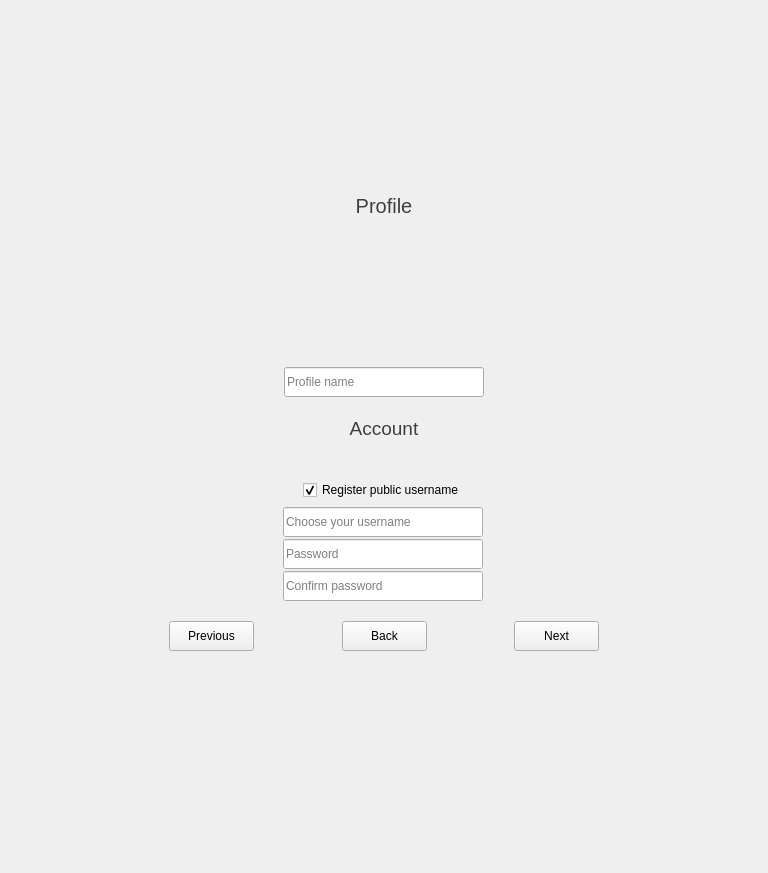
First picture: the form in newwizardwidget.ui, repository savoirfairelinux/jami-client-windows, before the edit.
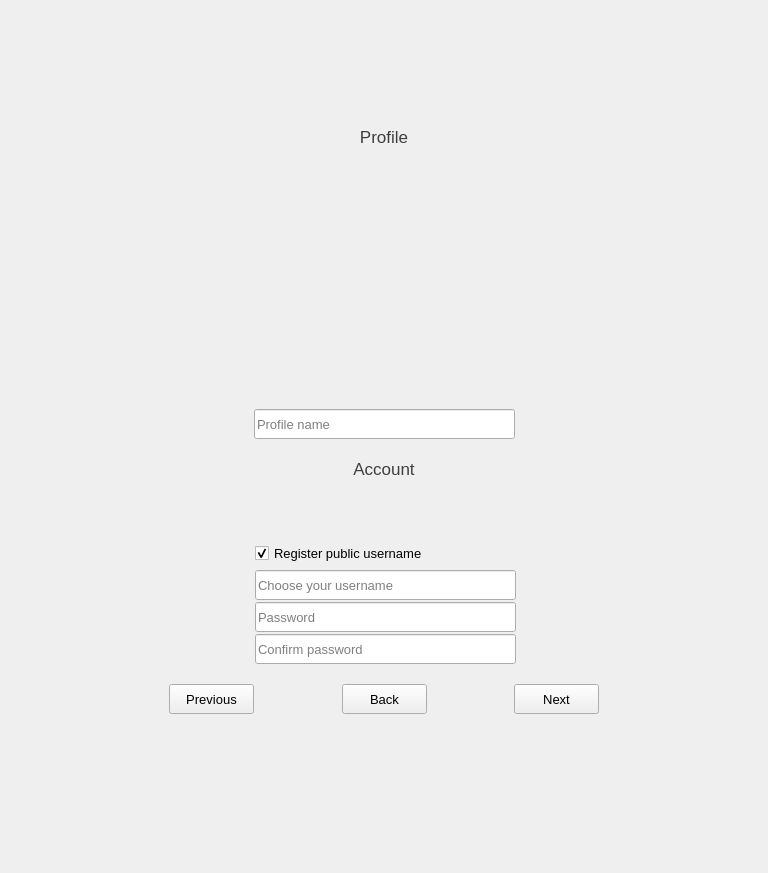
Second picture: the form after the edit. The open tabs and pages were chosen to show the change. Icons and pictures are not drawn. Custom widgets are drawn as their Qt base class.

What changed in the file:
```diff
--- a/newwizardwidget.ui
+++ b/newwizardwidget.ui
@@ -66,13 +66,13 @@
           <property name="minimumSize">
            <size>
             <width>512</width>
-            <height>512</height>
+            <height>638</height>
            </size>
           </property>
           <property name="maximumSize">
            <size>
             <width>512</width>
-            <height>512</height>
+            <height>638</height>
            </size>
           </property>
           <layout class="QVBoxLayout" name="verticalLayout_10">
@@ -769,7 +769,7 @@
                       </property>
                       <property name="font">
                        <font>
-                        <pointsize>15</pointsize>
+                        <pointsize>13</pointsize>
                        </font>
                       </property>
                       <property name="styleSheet">
@@ -837,8 +837,8 @@
                               </property>
                               <property name="minimumSize">
                                <size>
-                                <width>140</width>
-                                <height>140</height>
+                                <width>261</width>
+                                <height>261</height>
                                </size>
                               </property>
                               <property name="styleSheet">
@@ -859,7 +859,7 @@
                             <property name="sizeHint" stdset="0">
                              <size>
                               <width>20</width>
-                              <height>3</height>
+                              <height>6</height>
                              </size>
                             </property>
                            </spacer>
@@ -911,7 +911,7 @@
                               <widget class="QLineEdit" name="fullNameEdit">
                                <property name="minimumSize">
                                 <size>
-                                 <width>200</width>
+                                 <width>261</width>
                                  <height>30</height>
                                 </size>
                                </property>
@@ -923,7 +923,7 @@
                                </property>
                                <property name="font">
                                 <font>
-                                 <pointsize>9</pointsize>
+                                 <pointsize>10</pointsize>
                                 </font>
                                </property>
                                <property name="toolTip">
@@ -997,7 +997,7 @@
                      <widget class="QLabel" name="accountSectionLabel">
                       <property name="font">
                        <font>
-                        <pointsize>14</pointsize>
+                        <pointsize>13</pointsize>
                        </font>
                       </property>
                       <property name="styleSheet">
@@ -1025,7 +1025,7 @@
                          <property name="topMargin">
                           <number>0</number>
                          </property>
-                         <item row="0" column="0">
+                         <item row="1" column="0">
                           <widget class="QWidget" name="verticalWidget1" native="true">
                            <property name="sizePolicy">
                             <sizepolicy hsizetype="Fixed" vsizetype="MinimumExpanding">
@@ -1050,43 +1050,18 @@
                              <number>0</number>
                             </property>
                             <item>
-                             <widget class="QWidget" name="infoWidget" native="true">
-                              <property name="sizePolicy">
-                               <sizepolicy hsizetype="Preferred" vsizetype="MinimumExpanding">
-                                <horstretch>0</horstretch>
-                                <verstretch>0</verstretch>
-                               </sizepolicy>
-                              </property>
-                              <property name="minimumSize">
-                               <size>
-                                <width>0</width>
-                                <height>30</height>
-                               </size>
-                              </property>
-                              <property name="maximumSize">
-                               <size>
-                                <width>16777215</width>
-                                <height>16777215</height>
-                               </size>
-                              </property>
-                              <layout class="QHBoxLayout" name="horizontalLayout_8">
-                               <property name="spacing">
-                                <number>0</number>
-                               </property>
-                               <property name="leftMargin">
-                                <number>0</number>
-                               </property>
+                             <layout class="QGridLayout" name="gridLayout_9">
                                <property name="topMargin">
-                                <number>0</number>
+                               <number>10</number>
                                </property>
                                <property name="rightMargin">
                                 <number>0</number>
                                </property>
-                               <property name="bottomMargin">
+                              <property name="horizontalSpacing">
                                 <number>0</number>
                                </property>
-                               <item>
-                                <spacer name="horizontalSpacer_9">
+                              <item row="1" column="0">
+                               <spacer name="horizontalSpacer_6">
                                  <property name="orientation">
                                   <enum>Qt::Horizontal</enum>
                                  </property>
@@ -1098,26 +1073,8 @@
                                  </property>
                                 </spacer>
                                </item>
-                               <item>
-                                <widget class="QLabel" name="infoLabel">
-                                 <property name="font">
-                                  <font>
-                                   <pointsize>12</pointsize>
-                                  </font>
-                                 </property>
-                                 <property name="text">
-                                  <string/>
-                                 </property>
-                                 <property name="alignment">
-                                  <set>Qt::AlignCenter</set>
-                                 </property>
-                                 <property name="wordWrap">
-                                  <bool>true</bool>
-                                 </property>
-                                </widget>
-                               </item>
-                               <item>
-                                <spacer name="horizontalSpacer_10">
+                              <item row="3" column="0">
+                               <spacer name="horizontalSpacer_8">
                                  <property name="orientation">
                                   <enum>Qt::Horizontal</enum>
                                  </property>
@@ -1129,47 +1086,8 @@
                                  </property>
                                 </spacer>
                                </item>
-                              </layout>
-                             </widget>
-                            </item>
-                            <item>
-                             <widget class="QWidget" name="signUpWidget" native="true">
-                              <property name="sizePolicy">
-                               <sizepolicy hsizetype="Preferred" vsizetype="MinimumExpanding">
-                                <horstretch>0</horstretch>
-                                <verstretch>0</verstretch>
-                               </sizepolicy>
-                              </property>
-                              <property name="minimumSize">
-                               <size>
-                                <width>0</width>
-                                <height>30</height>
-                               </size>
-                              </property>
-                              <property name="maximumSize">
-                               <size>
-                                <width>16777215</width>
-                                <height>16777215</height>
-                               </size>
-                              </property>
-                              <layout class="QHBoxLayout" name="horizontalLayout_7">
-                               <property name="spacing">
-                                <number>0</number>
-                               </property>
-                               <property name="leftMargin">
-                                <number>0</number>
-                               </property>
-                               <property name="topMargin">
-                                <number>0</number>
-                               </property>
-                               <property name="rightMargin">
-                                <number>0</number>
-                               </property>
-                               <property name="bottomMargin">
-                                <number>0</number>
-                               </property>
-                               <item>
-                                <spacer name="horizontalSpacer_2">
+                              <item row="2" column="0">
+                               <spacer name="horizontalSpacer_7">
                                  <property name="orientation">
                                   <enum>Qt::Horizontal</enum>
                                  </property>
@@ -1181,7 +1099,7 @@
                                  </property>
                                 </spacer>
                                </item>
-                               <item>
+                              <item row="0" column="1">
                                 <widget class="QCheckBox" name="signUpCheckbox">
                                  <property name="minimumSize">
                                   <size>
@@ -1189,6 +1107,11 @@
                                    <height>30</height>
                                   </size>
                                  </property>
+                                <property name="font">
+                                 <font>
+                                  <pointsize>10</pointsize>
+                                 </font>
+                                </property>
                                  <property name="toolTip">
                                   <string>Register your username.
 This will reserve the username so that only you can use it.
@@ -1209,24 +1132,8 @@
                                  </property>
                                 </widget>
                                </item>
-                               <item>
-                                <spacer name="horizontalSpacer_4">
-                                 <property name="orientation">
-                                  <enum>Qt::Horizontal</enum>
-                                 </property>
-                                 <property name="sizeHint" stdset="0">
-                                  <size>
-                                   <width>40</width>
-                                   <height>20</height>
-                                  </size>
-                                 </property>
-                                </spacer>
-                               </item>
-                              </layout>
-                             </widget>
-                            </item>
-                            <item>
-                             <widget class="QWidget" name="usernameWidget" native="true">
+                              <item row="3" column="1">
+                               <widget class="QWidget" name="confPassWidget" native="true">
                               <property name="sizePolicy">
                                <sizepolicy hsizetype="Preferred" vsizetype="MinimumExpanding">
                                 <horstretch>0</horstretch>
@@ -1245,7 +1152,7 @@
                                 <height>16777215</height>
                                </size>
                               </property>
-                              <layout class="QHBoxLayout" name="usernameLayout">
+                                <layout class="QHBoxLayout" name="confirmPassLabel">
                                <property name="spacing">
                                 <number>0</number>
                                </property>
@@ -1262,10 +1169,10 @@
                                 <number>0</number>
                                </property>
                                <item>
-                                <widget class="QLineEdit" name="usernameEdit">
+                                  <widget class="QLineEdit" name="confirmPasswordEdit">
                                  <property name="minimumSize">
                                   <size>
-                                   <width>200</width>
+                                     <width>261</width>
                                    <height>30</height>
                                   </size>
                                  </property>
@@ -1277,7 +1184,7 @@
                                  </property>
                                  <property name="font">
                                   <font>
-                                   <pointsize>9</pointsize>
+                                     <pointsize>10</pointsize>
                                   </font>
                                  </property>
                                  <property name="toolTip">
@@ -1286,18 +1193,24 @@
                                  <property name="accessibleName">
                                   <string/>
                                  </property>
+                                   <property name="accessibleDescription">
+                                    <string>Password confirmation text input</string>
+                                   </property>
+                                   <property name="echoMode">
+                                    <enum>QLineEdit::PasswordEchoOnEdit</enum>
+                                   </property>
                                  <property name="placeholderText">
-                                  <string>Choose your username</string>
+                                    <string>Confirm password</string>
                                  </property>
                                  <property name="clearButtonEnabled">
-                                  <bool>true</bool>
+                                    <bool>false</bool>
                                  </property>
                                 </widget>
                                </item>
                               </layout>
                              </widget>
                             </item>
-                            <item>
+                              <item row="2" column="1">
                              <widget class="QWidget" name="passWidget" native="true">
                               <property name="sizePolicy">
                                <sizepolicy hsizetype="Preferred" vsizetype="MinimumExpanding">
@@ -1337,7 +1250,7 @@
                                 <widget class="QLineEdit" name="passwordEdit">
                                  <property name="minimumSize">
                                   <size>
-                                   <width>200</width>
+                                     <width>261</width>
                                    <height>30</height>
                                   </size>
                                  </property>
@@ -1349,7 +1262,7 @@
                                  </property>
                                  <property name="font">
                                   <font>
-                                   <pointsize>9</pointsize>
+                                     <pointsize>10</pointsize>
                                   </font>
                                  </property>
                                  <property name="toolTip">
@@ -1362,7 +1275,7 @@
                                   <string>Password text entry</string>
                                  </property>
                                  <property name="echoMode">
-                                  <enum>QLineEdit::Password</enum>
+                                    <enum>QLineEdit::PasswordEchoOnEdit</enum>
                                  </property>
                                  <property name="placeholderText">
                                   <string>Password</string>
@@ -1375,8 +1288,8 @@
                               </layout>
                              </widget>
                             </item>
-                            <item>
-                             <widget class="QWidget" name="confPassWidget" native="true">
+                              <item row="1" column="1">
+                               <widget class="QWidget" name="usernameWidget" native="true">
                               <property name="sizePolicy">
                                <sizepolicy hsizetype="Preferred" vsizetype="MinimumExpanding">
                                 <horstretch>0</horstretch>
@@ -1395,7 +1308,7 @@
                                 <height>16777215</height>
                                </size>
                               </property>
-                              <layout class="QHBoxLayout" name="confirmPassLabel">
+                                <layout class="QHBoxLayout" name="usernameLayout">
                                <property name="spacing">
                                 <number>0</number>
                                </property>
@@ -1412,10 +1325,10 @@
                                 <number>0</number>
                                </property>
                                <item>
-                                <widget class="QLineEdit" name="confirmPasswordEdit">
+                                  <widget class="QLineEdit" name="usernameEdit">
                                  <property name="minimumSize">
                                   <size>
-                                   <width>200</width>
+                                     <width>261</width>
                                    <height>30</height>
                                   </size>
                                  </property>
@@ -1427,7 +1340,7 @@
                                  </property>
                                  <property name="font">
                                   <font>
-                                   <pointsize>9</pointsize>
+                                     <pointsize>10</pointsize>
                                   </font>
                                  </property>
                                  <property name="toolTip">
@@ -1436,21 +1349,135 @@
                                  <property name="accessibleName">
                                   <string/>
                                  </property>
-                                 <property name="accessibleDescription">
-                                  <string>Password confirmation text input</string>
-                                 </property>
-                                 <property name="echoMode">
-                                  <enum>QLineEdit::Password</enum>
-                                 </property>
                                  <property name="placeholderText">
-                                  <string>Confirm password</string>
+                                    <string>Choose your username</string>
                                  </property>
                                  <property name="clearButtonEnabled">
-                                  <bool>false</bool>
+                                    <bool>true</bool>
                                  </property>
                                 </widget>
                                </item>
                               </layout>
+                               </widget>
+                              </item>
+                              <item row="1" column="2">
+                               <layout class="QHBoxLayout" name="horizontalLayout_8">
+                                <item>
+                                 <spacer name="horizontalSpacer_2">
+                                  <property name="orientation">
+                                   <enum>Qt::Horizontal</enum>
+                                  </property>
+                                  <property name="sizeType">
+                                   <enum>QSizePolicy::Fixed</enum>
+                                  </property>
+                                  <property name="sizeHint" stdset="0">
+                                   <size>
+                                    <width>7</width>
+                                    <height>0</height>
+                                   </size>
+                                  </property>
+                                 </spacer>
+                                </item>
+                                <item>
+                                 <widget class="QLabel" name="lookupStatusLabel">
+                                  <property name="minimumSize">
+                                   <size>
+                                    <width>30</width>
+                                    <height>30</height>
+                                   </size>
+                                  </property>
+                                  <property name="text">
+                                   <string/>
+                                  </property>
+                                 </widget>
+                                </item>
+                               </layout>
+                              </item>
+                              <item row="3" column="2">
+                               <layout class="QHBoxLayout" name="horizontalLayout_14">
+                                <item>
+                                 <spacer name="horizontalSpacer_4">
+                                  <property name="orientation">
+                                   <enum>Qt::Horizontal</enum>
+                                  </property>
+                                  <property name="sizeType">
+                                   <enum>QSizePolicy::Fixed</enum>
+                                  </property>
+                                  <property name="sizeHint" stdset="0">
+                                   <size>
+                                    <width>7</width>
+                                    <height>0</height>
+                                   </size>
+                                  </property>
+                                 </spacer>
+                                </item>
+                                <item>
+                                 <widget class="QLabel" name="passwordStatusLabel">
+                                  <property name="minimumSize">
+                                   <size>
+                                    <width>30</width>
+                                    <height>30</height>
+                                   </size>
+                                  </property>
+                                  <property name="text">
+                                   <string/>
+                                  </property>
+                                 </widget>
+                                </item>
+                               </layout>
+                              </item>
+                              <item row="0" column="2">
+                               <spacer name="horizontalSpacer_9">
+                                <property name="orientation">
+                                 <enum>Qt::Horizontal</enum>
+                                </property>
+                                <property name="sizeType">
+                                 <enum>QSizePolicy::Fixed</enum>
+                                </property>
+                                <property name="sizeHint" stdset="0">
+                                 <size>
+                                  <width>37</width>
+                                  <height>0</height>
+                                 </size>
+                                </property>
+                               </spacer>
+                              </item>
+                             </layout>
+                            </item>
+                           </layout>
+                          </widget>
+                         </item>
+                         <item row="0" column="0">
+                          <widget class="QWidget" name="infoWidget" native="true">
+                           <layout class="QHBoxLayout" name="horizontalLayout_7">
+                            <property name="topMargin">
+                             <number>1</number>
+                            </property>
+                            <item>
+                             <widget class="QLabel" name="infoLabel">
+                              <property name="minimumSize">
+                               <size>
+                                <width>0</width>
+                                <height>30</height>
+                               </size>
+                              </property>
+                              <property name="baseSize">
+                               <size>
+                                <width>0</width>
+                                <height>0</height>
+                               </size>
+                              </property>
+                              <property name="font">
+                               <font>
+                                <pointsize>10</pointsize>
+                               </font>
+                              </property>
+                              <property name="text">
+                               <string/>
+                              </property>
+                              <property name="alignment">
+                               <set>Qt::AlignCenter</set>
+                              </property>
                              </widget>
                             </item>
                            </layout>
@@ -2302,7 +2329,7 @@
                 </property>
                 <property name="font">
                  <font>
-                  <pointsize>9</pointsize>
+                  <pointsize>10</pointsize>
                  </font>
                 </property>
                 <property name="toolTip">
@@ -2342,7 +2369,7 @@
                 </property>
                 <property name="font">
                  <font>
-                  <pointsize>9</pointsize>
+                  <pointsize>10</pointsize>
                  </font>
                 </property>
                 <property name="toolTip">
@@ -2388,7 +2415,7 @@
                 </property>
                 <property name="font">
                  <font>
-                  <pointsize>9</pointsize>
+                  <pointsize>10</pointsize>
                  </font>
                 </property>
                 <property name="toolTip">
```
Left out of the diff: 82 changed lines with no effect on the pictures. Lines whose indentation alone changed are shown as unchanged.
